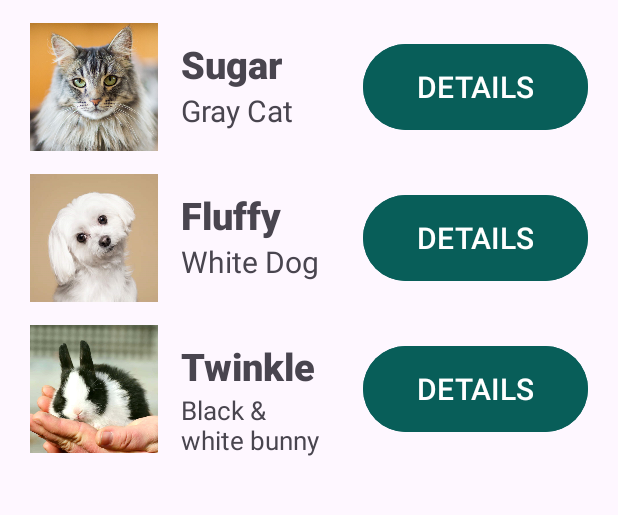
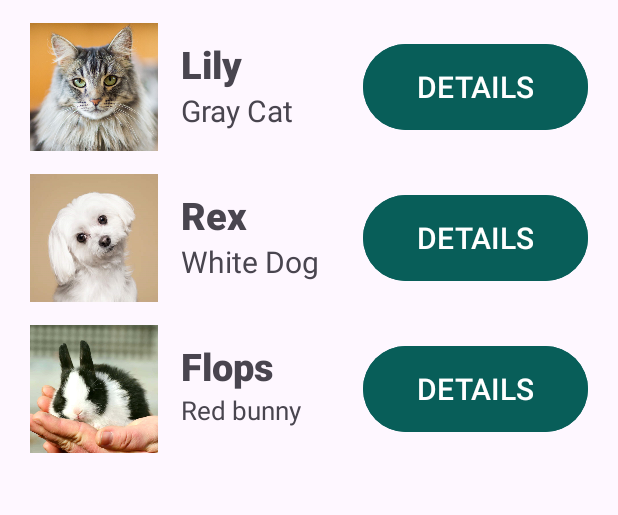
Before and after one commit to Viktoria572/MyAnimalApp, an Android app: the screen it shows after launch (MainActivity), on a phone screen of 412 x 824 dp, the part 91-606 px from its top. Run offline under Robolectric (Android 15) with nearby library versions, the phone set to English and light mode, and no system bars.

Commit message:
Update strings.xml

```diff
--- a/app/src/main/res/values/strings.xml
+++ b/app/src/main/res/values/strings.xml
@@ -3,25 +3,16 @@
     <string name="main_title">My Animal App</string>
     <string name="detail_button_text">DETAILS</string>
 
-    <string name="cat_name">Sugar</string>
+    <string name="cat_name">Lily</string>
     <string name="cat_description">Gray Cat</string>
-    <string name="cat_details">Sugar is a 5 year old male
-        gray cat who loves long naps, head scratches and
-        watching fish in the aquarium. He may seem grumpy
-        at first, but is actually rather sweet. </string>
+    <string name="cat_details">Lily, a cat with a graceful posture, prefers comfortable windows and soft pillows. Her hobbies are carefree climbing paths in her own kingdom during the day and catching stars in the window at night. </string>
 
-    <string name="dog_name">Fluffy</string>
+    <string name="dog_name">Rex</string>
     <string name="dog_description">White Dog</string>
-    <string name="dog_details">Fluffy is a 2 year old female
-        white dog who loves being around her owner, playing with
-        a ball and getting belly rubs. She is really joyful
-        and friendly. </string>
+    <string name="dog_details">Rex, a dog with a cheerful personality and boundless energy, loves adventures and walks in the park. He is always ready to entertain his owner with his liveliness. </string>
 
-    <string name="bunny_name">Twinkle</string>
-    <string name="bunny_description">Black &amp; white bunny</string>
-    <string name="bunny_details">Twinkle is a 6 months old
-    black-and-white bunny who loves eating carrots,
-    hopping around and chewing on things that are not meant
-    to be chewed.</string>
+    <string name="bunny_name">Flops</string>
+    <string name="bunny_description">Red bunny</string>
+    <string name="bunny_details">Flops, a fluffy little rabbit, loves to nibble on fresh grass and hide in his burrow. Each of them is brought into our lives in its own unique way, which makes our environment brighter and richer.</string>
 
 </resources>
```
